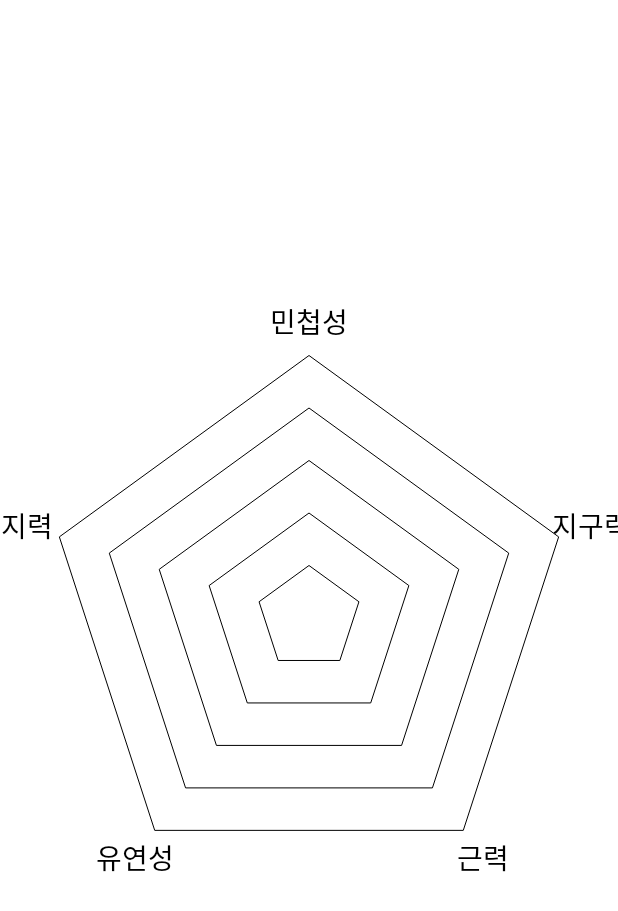
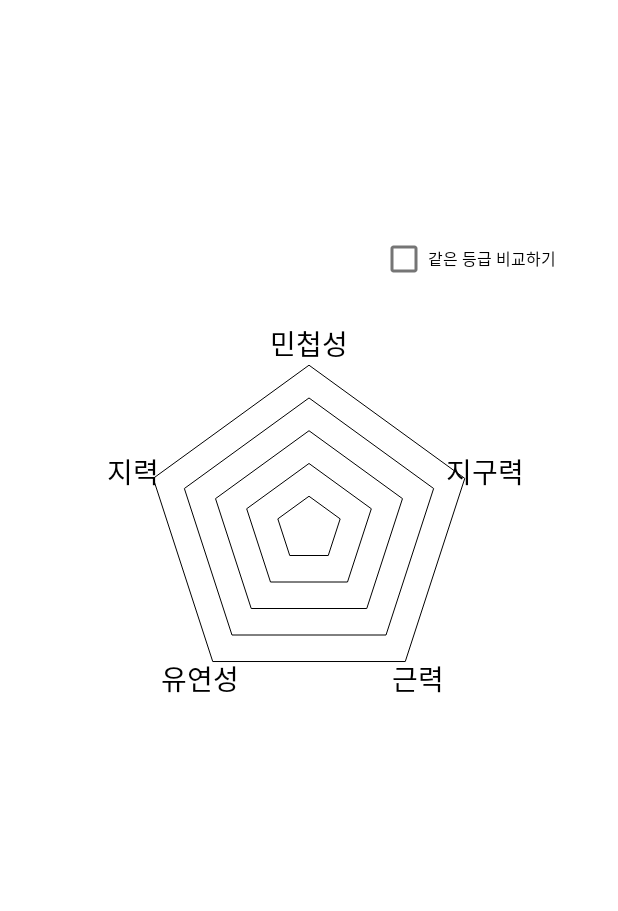
Before and after one commit to smk5292/algoarium, an Android app: the StatusFragment screen opened through its navigation route, on a phone screen of 412 x 824 dp. Shown: the top 911 px of the screen. Run offline under Robolectric (Android 15) with nearby library versions, the light colour scheme and no system bars; our stand-ins replace Dagger/Hilt's generated code, sdp/ssp sizes.

Commit message:
Feat: status fragment ui 추가

```diff
--- a/FE/Algo/app/src/main/java/com/d204/algo/ui/status/RadarChartView.kt
+++ b/FE/Algo/app/src/main/java/com/d204/algo/ui/status/RadarChartView.kt
@@ -1,18 +1,21 @@
 package com.d204.algo.ui.status
 
-import android.R
 import android.animation.ValueAnimator
+import android.annotation.SuppressLint
 import android.content.Context
+import android.graphics.Bitmap
 import android.graphics.BitmapFactory
 import android.graphics.Canvas
 import android.graphics.Color
 import android.graphics.Paint
 import android.graphics.Path
 import android.graphics.PointF
+import android.graphics.Rect
 import android.text.TextPaint
 import android.util.AttributeSet
 import android.view.View
 import android.view.animation.DecelerateInterpolator
+import com.d204.algo.R
 import kotlin.math.PI
 import kotlin.math.cos
 import kotlin.math.sin
@@ -80,6 +83,7 @@ class RadarChartView(context: Context?, attrs: AttributeSet?) : View(context, at
     }
     private var path = Path()
 
+    @SuppressLint("DrawAllocation")
     override fun onDraw(canvas: Canvas?) {
         super.onDraw(canvas)
         canvas ?: return
@@ -161,12 +165,15 @@ class RadarChartView(context: Context?, attrs: AttributeSet?) : View(context, at
 
         // 4. 전달된 데에터를 표시하기
         path.close()
-        paint.color = 0x7FFF0000
-        paint.style = Paint.Style.FILL
+//        paint.color = 0x7FFF0000
+//        paint.style = Paint.Style.FILL
 //        canvas.drawPath(path, paint)
 
-        val bitmap = BitmapFactory.decodeResource(context.resources, R.drawable.racquet)
-        canvas.drawBitmap(bitmap, null, 0, paint)
+        val bitmap = BitmapFactory.decodeResource(context.resources, R.drawable.starfish)
+        Canvas(bitmap.copy(Bitmap.Config.ARGB_8888, true)).drawPath(path, paint)
+
+//        canvas.drawBitmap(bitmap, null, 100F, paint)
+
     }
 
     fun setDataList(dataList: ArrayList<RadarChartData>) {
--- a/FE/Algo/app/src/main/java/com/d204/algo/ui/status/StatusFragment.kt
+++ b/FE/Algo/app/src/main/java/com/d204/algo/ui/status/StatusFragment.kt
@@ -17,7 +17,7 @@ class StatusFragment : BaseFragment<FragmentStatusBinding, BaseViewModel>() {
     override fun onViewCreated(view: View, savedInstanceState: Bundle?) {
         super.onViewCreated(view, savedInstanceState)
 
-        binding.radarChartView
+        binding.statusRadarChartView
             .setDataList(
                 arrayListOf(
                     RadarChartData(CharacteristicType.AGILITY, 76),
--- a/FE/Algo/app/src/main/res/layout/fragment_status.xml
+++ b/FE/Algo/app/src/main/res/layout/fragment_status.xml
@@ -6,22 +6,78 @@
     xmlns:app="http://schemas.android.com/apk/res-auto"
     tools:context=".ui.status.StatusFragment">
 
-    <ImageView
+    <androidx.constraintlayout.widget.ConstraintLayout
+        android:id="@+id/status_profile_layout"
+        android:layout_width="match_parent"
+        android:layout_height="wrap_content"
+        android:layout_marginHorizontal="@dimen/_12sdp"
+        android:paddingHorizontal="@dimen/_8sdp"
+        android:paddingVertical="@dimen/_8sdp"
+        android:layout_marginTop="@dimen/_40sdp"
+        app:layout_constraintTop_toTopOf="parent"
+        >
+
+        <ImageView
+            android:id="@+id/status_profile_img"
+            android:layout_width="wrap_content"
+            android:layout_height="wrap_content"
+            app:layout_constraintStart_toStartOf="parent"
+            app:layout_constraintTop_toTopOf="parent"
+            app:layout_constraintBottom_toBottomOf="parent"
+            />
+
+        <TextView
+            android:id="@+id/status_profile_username"
+            android:layout_width="wrap_content"
+            android:layout_height="wrap_content"
+            tools:text="홍길동"
+            style="@style/regularKorText"
+            app:layout_constraintStart_toStartOf="@+id/status_profile_img"
+            app:layout_constraintTop_toTopOf="parent"
+            app:layout_constraintBottom_toBottomOf="parent"
+            />
+
+    </androidx.constraintlayout.widget.ConstraintLayout>
+
+    <com.google.android.material.chip.ChipGroup
+        android:id="@+id/status_chip_group"
+        android:layout_width="0dp"
+        android:layout_height="wrap_content"
+        app:chipSpacing="8dp"
+        app:chipSpacingHorizontal="8dp"
+        app:chipSpacingVertical="2dp"
+        app:singleLine="false"
+        android:layout_marginHorizontal="@dimen/_8sdp"
+        app:layout_constraintTop_toBottomOf="@+id/status_profile_layout"
+        app:layout_constraintStart_toStartOf="@+id/status_profile_layout"
+        app:layout_constraintEnd_toEndOf="@+id/status_profile_layout"
+        />
+
+    <CheckBox
+        android:id="@+id/status_chart_checkbox"
         android:layout_width="wrap_content"
         android:layout_height="wrap_content"
-        android:src="@drawable/starfish"
-        app:layout_constraintStart_toStartOf="parent"
-        app:layout_constraintEnd_toEndOf="parent"
-        app:layout_constraintTop_toTopOf="parent"
-        app:layout_constraintBottom_toBottomOf="parent"
+        android:text="@string/status_checkbox_text"
+        android:textSize="@dimen/_8sdp"
+        app:layout_constraintEnd_toEndOf="@+id/status_radar_chart_view"
+        app:layout_constraintBottom_toTopOf="@+id/status_radar_chart_view"
         />
 
     <com.d204.algo.ui.status.RadarChartView
-        android:id="@+id/radar_chart_view"
+        android:id="@+id/status_radar_chart_view"
         android:layout_width="match_parent"
-        android:layout_height="500dp"
-        android:background="@color/white"
-        app:layout_constraintTop_toTopOf="parent"
+        android:layout_height="@dimen/_240sdp"
+        android:layout_marginHorizontal="@dimen/_32sdp"
+        android:layout_marginTop="@dimen/_60sdp"
+        app:layout_constraintTop_toBottomOf="@+id/status_chip_group"
+        />
+
+    <ListView
+        android:id="@+id/status_list"
+        android:layout_width="match_parent"
+        android:layout_height="0dp"
+        android:layout_marginHorizontal="@dimen/_12sdp"
+        app:layout_constraintTop_toBottomOf="@+id/status_radar_chart_view"
         app:layout_constraintBottom_toBottomOf="parent"
         />
 
--- a/FE/Algo/app/src/main/res/values/strings.xml
+++ b/FE/Algo/app/src/main/res/values/strings.xml
@@ -9,4 +9,7 @@
     <string name="app_exit_label">한번 더 뒤로가기를 누르면 종료됩니다.</string>
     <!-- TODO: Remove or change this placeholder text -->
     <string name="hello_blank_fragment">Hello blank fragment</string>
+
+    <!-- StatusFragment -->
+    <string name="status_checkbox_text">같은 등급 비교하기</string>
 </resources>
```
